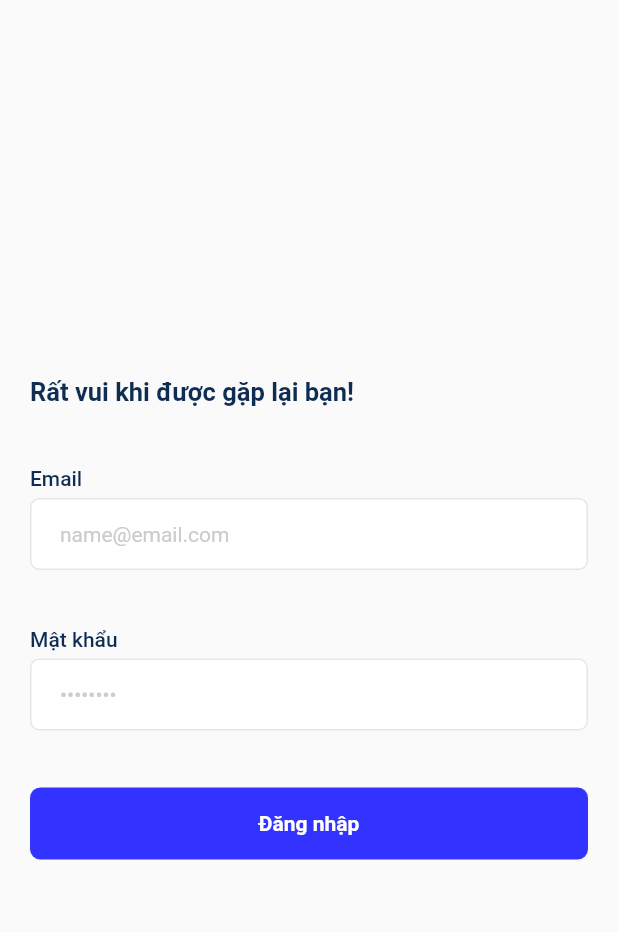
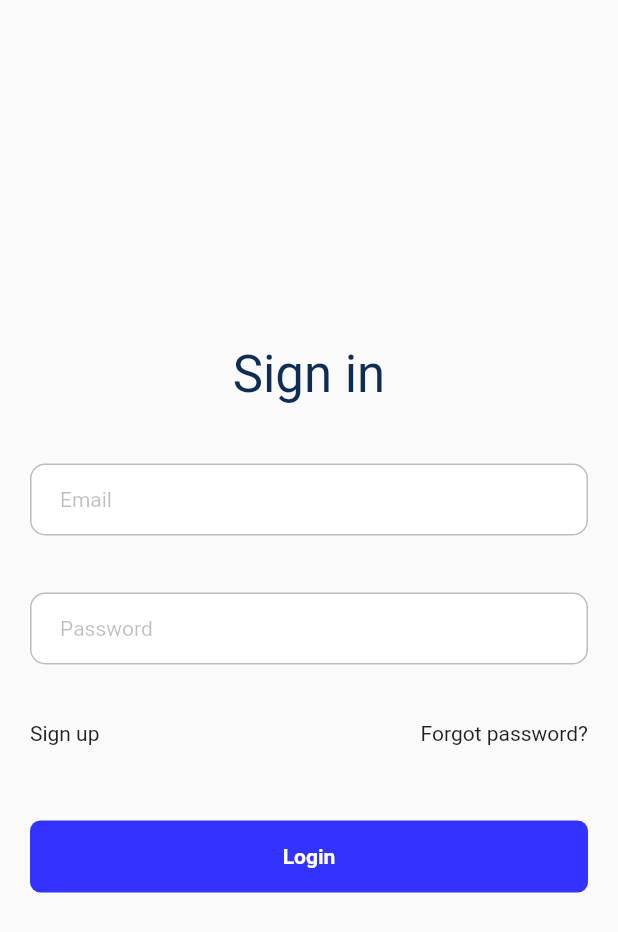
Before and after one commit to dscdut/sharinghub, a Flutter app: the screen it shows after launch, on a phone screen of 412 x 824 dp. Shown: the top 932 px of the screen. Run offline on Flutter 3.47's test engine with Material 2 defaults, Android fonts, the phone set to English and light mode, and no system bars; our stand-ins replace bloc, dio, easy_localization, equatable, flutter_bloc, get_it and 4 more; accounts and stored records are empty.

Commit message:
feat(sha-25): Mobile - Implement Login UI

```diff
--- a/mobile/lib/common/constants/endpoints.dart
+++ b/mobile/lib/common/constants/endpoints.dart
@@ -3,5 +3,5 @@ import 'package:mobile/flavors.dart';
 abstract class Endpoints {
   static String apiUrl = '${AppFlavor.apiBaseUrl}/api';
 
-  static String login = '$apiUrl/auth/login';
+  static String login = '$apiUrl/login';
 }
--- a/mobile/lib/common/widgets/app_rounded_button.widget.dart
+++ b/mobile/lib/common/widgets/app_rounded_button.widget.dart
@@ -3,7 +3,7 @@ import 'package:mobile/common/theme/color_styles.dart';
 import 'package:mobile/common/theme/text_styles.dart';
 import 'package:mobile/common/widgets/loading_dot.widget.dart';
 
-class AppRoundedButton extends StatefulWidget {
+class AppRoundedButton extends StatelessWidget {
   final VoidCallback onPressed;
 
   final double? width;
@@ -51,33 +51,28 @@ class AppRoundedButton extends StatefulWidget {
         super(key: key);
 
   @override
-  State<AppRoundedButton> createState() => _AppRoundedButtonState();
-}
-
-class _AppRoundedButtonState extends State<AppRoundedButton> {
-  @override
   Widget build(BuildContext context) {
     return SizedBox(
-      width: widget.width,
-      height: widget.height,
+      width: width,
+      height: height,
       child: Theme(
         data: ThemeData(
           elevatedButtonTheme: ElevatedButtonThemeData(
             style: ButtonStyle(
               overlayColor: MaterialStateProperty.all<Color>(
-                widget.isDisable
-                    ? widget.disableBackgroundColor
-                    : widget.backgroundColor,
+                isDisable
+                    ? disableBackgroundColor
+                    : backgroundColor,
               ),
               foregroundColor: MaterialStateProperty.all<Color>(
-                widget.isDisable
-                    ? widget.disableBackgroundColor
-                    : widget.backgroundColor,
+                isDisable
+                    ? disableBackgroundColor
+                    : backgroundColor,
               ),
               backgroundColor: MaterialStateProperty.all<Color>(
-                widget.isDisable
-                    ? widget.disableBackgroundColor
-                    : widget.backgroundColor,
+                isDisable
+                    ? disableBackgroundColor
+                    : backgroundColor,
               ),
               elevation: MaterialStateProperty.resolveWith<double>(
                 (Set<MaterialState> states) {
@@ -85,7 +80,7 @@ class _AppRoundedButtonState extends State<AppRoundedButton> {
                     return 0;
                   }
 
-                  return widget.elevation;
+                  return elevation;
                 },
               ),
             ),
@@ -93,48 +88,48 @@ class _AppRoundedButtonState extends State<AppRoundedButton> {
         ),
         child: ElevatedButton(
           onPressed:
-              (widget.isLoading || widget.isDisable) ? null : widget.onPressed,
+              (isLoading || isDisable) ? null : onPressed,
           style: ElevatedButton.styleFrom(
             shape: RoundedRectangleBorder(
-              borderRadius: BorderRadius.circular(widget.borderRadius),
-              side: widget.borderSide ?? BorderSide.none,
+              borderRadius: BorderRadius.circular(borderRadius),
+              side: borderSide ?? BorderSide.none,
             ),
-            shadowColor: widget.shadowColor,
+            shadowColor: shadowColor,
             splashFactory: NoSplash.splashFactory,
             tapTargetSize: MaterialTapTargetSize.shrinkWrap,
-            disabledBackgroundColor: widget.disableBackgroundColor,
-            disabledForegroundColor: widget.disableBackgroundColor,
+            disabledBackgroundColor: disableBackgroundColor,
+            disabledForegroundColor: disableBackgroundColor,
             enableFeedback: false,
           ),
-          child: widget.isLoading
+          child: isLoading
               ? const LoadingDot()
-              : (widget.child ??
+              : (child ??
                   FittedBox(
                     child: Row(
                       mainAxisAlignment: MainAxisAlignment.center,
                       children: [
-                        if (widget.prefixIcon != null)
+                        if (prefixIcon != null)
                           Row(
                             children: [
-                              widget.prefixIcon!,
+                              prefixIcon!,
                               const SizedBox(
                                 width: 15,
                               ),
                             ],
                           ),
                         Text(
-                          widget.content,
-                          style: widget.textStyle,
+                          content,
+                          style: textStyle,
                           maxLines: 1,
                           overflow: TextOverflow.ellipsis,
                         ),
-                        if (widget.suffixIcon != null)
+                        if (suffixIcon != null)
                           Row(
                             children: [
                               const SizedBox(
                                 width: 15,
                               ),
-                              widget.suffixIcon!
+                              suffixIcon!
                             ],
                           ),
                       ],
--- a/mobile/lib/data/dtos/auth.dto.dart
+++ b/mobile/lib/data/dtos/auth.dto.dart
@@ -1,4 +1,3 @@
-import 'package:mobile/common/constants/hive_keys.dart';
 import 'package:mobile/data/models/user.model.dart';
 import 'package:json_annotation/json_annotation.dart';
 
@@ -6,16 +5,20 @@ part 'auth.dto.g.dart';
 
 @JsonSerializable(createToJson: false)
 class LoginResponseDTO {
-  final UserModel user;
-  final String accessToken;
-  final String refreshToken;
-  final String expiresIn;
+  // final UserModel user;
+  final String email;
+  final String password;
+  // final String accessToken;
+  // final String refreshToken;
+  // final String expiresIn;
 
   LoginResponseDTO({
-    required this.user,
-    required this.accessToken,
-    required this.refreshToken,
-    required this.expiresIn,
+    // required this.user,
+    required this.email,
+    required this.password,
+    // required this.accessToken,
+    // required this.refreshToken,
+    // required this.expiresIn,
   });
 
   factory LoginResponseDTO.fromJson(Map<String, dynamic> json) =>
@@ -35,28 +38,28 @@ class AuthenticationDTO {
   Map<String, dynamic> toJson() => _$AuthenticationDTOToJson(this);
 }
 
-@JsonSerializable()
-class RefreshTokenDTO {
-  final String accessToken;
-  final String refreshToken;
-  final String expiresIn;
+// @JsonSerializable()
+// class RefreshTokenDTO {
+//   final String accessToken;
+//   final String refreshToken;
+//   final String expiresIn;
 
-  RefreshTokenDTO({
-    required this.accessToken,
-    required this.refreshToken,
-    required this.expiresIn,
-  });
+//   RefreshTokenDTO({
+//     required this.accessToken,
+//     required this.refreshToken,
+//     required this.expiresIn,
+//   });
 
-  factory RefreshTokenDTO.fromJson(Map<String, dynamic> json) =>
-      _$RefreshTokenDTOFromJson(json);
+//   factory RefreshTokenDTO.fromJson(Map<String, dynamic> json) =>
+//       _$RefreshTokenDTOFromJson(json);
 
-  Map<String, dynamic> toJson() => _$RefreshTokenDTOToJson(this);
+//   Map<String, dynamic> toJson() => _$RefreshTokenDTOToJson(this);
 
-  Map<String, String> toLocalJson() {
-    return {
-      HiveKeys.accessToken: accessToken,
-      HiveKeys.refreshToken: refreshToken,
-      HiveKeys.expiresIn: expiresIn,
-    };
-  }
-}
+//   Map<String, String> toLocalJson() {
+//     return {
+//       HiveKeys.accessToken: accessToken,
+//       HiveKeys.refreshToken: refreshToken,
+//       HiveKeys.expiresIn: expiresIn,
+//     };
+//   }
+// }
--- a/mobile/lib/data/models/user.model.dart
+++ b/mobile/lib/data/models/user.model.dart
@@ -5,9 +5,11 @@ part 'user.model.g.dart';
 @JsonSerializable(createToJson: false)
 class UserModel {
   final String email;
+  final String fullName;
 
   UserModel({
     required this.email,
+    required this.fullName,
   });
 
   factory UserModel.fromJson(Map<String, dynamic> json) =>
--- a/mobile/lib/flavors.dart
+++ b/mobile/lib/flavors.dart
@@ -25,7 +25,7 @@ class AppFlavor {
   static String get apiBaseUrl {
     switch (appFlavor) {
       case Flavor.DEV:
-        return 'dev.smartfoodcooking.com';
+        return 'https://63f1fdebaab7d09125ff7117.mockapi.io';
       case Flavor.QA:
         return 'QA';
       case Flavor.STAGING:
--- a/mobile/lib/main_app.dart
+++ b/mobile/lib/main_app.dart
@@ -69,8 +69,8 @@ Future<void> mainApp(Flavor flavor) async {
         Locale('vi', 'VN'),
       ],
       path: 'assets/locales',
-      fallbackLocale: const Locale('vi', 'VN'),
-      startLocale: const Locale('vi', 'VN'),
+      fallbackLocale: const Locale('en', 'US'),
+      // startLocale: const Locale('vi', 'VN'),
       useOnlyLangCode: true,
       assetLoader: const CodegenLoader(),
       child: const MyApp(),
--- a/mobile/lib/modules/auth/bloc/auth/auth.bloc.dart
+++ b/mobile/lib/modules/auth/bloc/auth/auth.bloc.dart
@@ -2,15 +2,13 @@ import 'package:bloc/bloc.dart';
 import 'package:equatable/equatable.dart';
 import 'package:mobile/common/constants/hive_keys.dart';
 import 'package:mobile/common/helpers/hive/hive.helper.dart';
-import 'package:mobile/data/dtos/auth.dto.dart';
-import 'package:mobile/data/models/user.model.dart';
 part 'auth.event.dart';
 part 'auth.state.dart';
 
 class AuthBloc extends Bloc<AuthEvent, AuthState> {
   AuthBloc() : super(const AuthState.unknown()) {
     on<AuthSetUser>(_onSetUser);
-    on<AuthSetTokens>(_onSetTokens);
+    // on<AuthSetTokens>(_onSetTokens);
     on<AuthGetUserInfo>(_onGetUserInfo);
   }
 
@@ -26,29 +24,30 @@ class AuthBloc extends Bloc<AuthEvent, AuthState> {
     if (accessToken == null) {
       emitter(const AuthState.unauthenticated());
     } else {
-      emitter(AuthState.authenticated(UserModel(email: '')));
+      emitter(const AuthState.authenticated(email: '', password: ''));
     }
   }
 
   void _onSetUser(AuthSetUser event, Emitter<AuthState> emitter) {
-    if (event.currentUser == null) {
+    if (event.currentEmail == null || event.password == null) {
       emitter(const AuthState.unauthenticated());
     } else {
-      emitter(AuthState.authenticated(event.currentUser!));
+      emitter(AuthState.authenticated(
+          email: event.currentEmail!, password: event.password!));
     }
   }
 
-  Future<void> _onSetTokens(
-    AuthSetTokens event,
-    Emitter<AuthState> emitter,
-  ) async {
-    if (event.refreshToken == null) {
-      await HiveHelper.clear(boxName: HiveKeys.authBox);
-    } else {
-      await HiveHelper.putAll(
-        boxName: HiveKeys.authBox,
-        value: event.refreshToken!.toLocalJson(),
-      );
-    }
-  }
+  // Future<void> _onSetTokens(
+  //   AuthSetTokens event,
+  //   Emitter<AuthState> emitter,
+  // ) async {
+  //   if (event.refreshToken == null) {
+  //     await HiveHelper.clear(boxName: HiveKeys.authBox);
+  //   } else {
+  //     await HiveHelper.putAll(
+  //       boxName: HiveKeys.authBox,
+  //       value: event.refreshToken!.toLocalJson(),
+  //     );
+  //   }
+  // }
 }
--- a/mobile/lib/modules/auth/bloc/auth/auth.event.dart
+++ b/mobile/lib/modules/auth/bloc/auth/auth.event.dart
@@ -10,23 +10,31 @@ abstract class AuthEvent extends Equatable {
 class AuthGetUserInfo extends AuthEvent {}
 
 class AuthSetUser extends AuthEvent {
-  final UserModel? currentUser;
+  // final UserModel? currentUser;
+  final String? currentEmail;
+  final String? password;
 
-  const AuthSetUser({required this.currentUser});
-
-  @override
-  List<Object?> get props => [currentUser];
-}
-
-class AuthSetTokens extends AuthEvent {
-  final RefreshTokenDTO? refreshToken;
-
-  const AuthSetTokens({
-    required this.refreshToken,
+  const AuthSetUser({
+    required this.currentEmail,
+    required this.password,
   });
 
   @override
-  List<Object?> get props => [refreshToken];
+  List<Object?> get props => [
+        currentEmail,
+        password,
+      ];
 }
 
+// class AuthSetTokens extends AuthEvent {
+//   final RefreshTokenDTO? refreshToken;
+
+//   const AuthSetTokens({
+//     required this.refreshToken,
+//   });
+
+//   @override
+//   List<Object?> get props => [refreshToken];
+// }
+
 class AuthLogOut extends AuthEvent {}
--- a/mobile/lib/modules/auth/bloc/auth/auth.state.dart
+++ b/mobile/lib/modules/auth/bloc/auth/auth.state.dart
@@ -9,20 +9,32 @@ enum AuthenticationStatus {
 class AuthState extends Equatable {
   const AuthState._({
     this.status = AuthenticationStatus.unknown,
-    this.user,
+    this.email,
+    this.password,
   });
 
   const AuthState.unknown() : this._();
 
-  const AuthState.authenticated(UserModel user)
-      : this._(status: AuthenticationStatus.authenticated, user: user);
+  const AuthState.authenticated({
+    required String email,
+    required String password,
+  }) : this._(
+          status: AuthenticationStatus.authenticated,
+          email: email,
+          password: password,
+        );
 
   const AuthState.unauthenticated()
       : this._(status: AuthenticationStatus.unauthenticated);
 
   final AuthenticationStatus status;
-  final UserModel? user;
+  final String? email;
+  final String? password;
 
   @override
-  List<Object?> get props => [status, user];
+  List<Object?> get props => [
+        status,
+        email,
+        password,
+      ];
 }
--- a/mobile/lib/modules/auth/bloc/login/login.bloc.dart
+++ b/mobile/lib/modules/auth/bloc/login/login.bloc.dart
@@ -4,7 +4,6 @@ import 'package:bloc/bloc.dart';
 import 'package:dio/dio.dart';
 import 'package:easy_localization/easy_localization.dart';
 import 'package:equatable/equatable.dart';
-import 'package:flutter/material.dart';
 import 'package:mobile/data/dtos/auth.dto.dart';
 import 'package:mobile/data/repositories/user.repository.dart';
 import 'package:mobile/generated/locale_keys.g.dart';
@@ -26,28 +25,12 @@ class LoginBloc extends Bloc<LoginEvent, LoginState> {
     on<LoginButtonPressed>(_onLoginButtonPressed);
   }
 
-  final GlobalKey<FormState> formKey = GlobalKey<FormState>();
-
-  String? validateEmail(String? email) {
-    if (email == null || email.isEmpty) {
-      return LocaleKeys.validator_email_required.tr();
-    }
-
-    return null;
-  }
-
-  String? validatePassword(String? email) {
-    if (email == null || email.isEmpty) {
-      return LocaleKeys.validator_password_required.tr();
-    }
-
-    return null;
-  }
-
   Future<void> _onLoginButtonPressed(
     LoginButtonPressed event,
     Emitter<LoginState> emitter,
   ) async {
+    emitter(LoginLoading());
+
     try {
       final LoginResponseDTO loginRepsonse = await _userRepository.loginByEmail(
         AuthenticationDTO(email: event.email, password: event.password),
@@ -55,21 +38,29 @@ class LoginBloc extends Bloc<LoginEvent, LoginState> {
 
       _authBloc.add(
         AuthSetUser(
-          currentUser: loginRepsonse.user,
+          currentEmail: loginRepsonse.email,
+          password: loginRepsonse.password,
         ),
       );
 
-      _authBloc.add(
-        AuthSetTokens(
-          refreshToken: RefreshTokenDTO(
-            accessToken: loginRepsonse.accessToken,
-            refreshToken: loginRepsonse.refreshToken,
-            expiresIn: loginRepsonse.expiresIn,
-          ),
+      log(loginRepsonse.toString());
+
+      // _authBloc.add(
+      //   AuthSetTokens(
+      //     refreshToken: RefreshTokenDTO(
+      //       accessToken: loginRepsonse.accessToken,
+      //       refreshToken: loginRepsonse.refreshToken,
+      //       expiresIn: loginRepsonse.expiresIn,
+      //     ),
+      //   ),
+      // );
+    } on DioError catch(error) {
+      emitter(
+        LoginNotSuccess(
+          passwordError: LocaleKeys.validator_password_error.tr(),
         ),
       );
-    } on DioError catch (err) {
-      log(err.response.toString());
+      log(error.toString());
     }
   }
 }
--- a/mobile/lib/modules/auth/bloc/login/login.state.dart
+++ b/mobile/lib/modules/auth/bloc/login/login.state.dart
@@ -10,15 +10,18 @@ abstract class LoginState extends Equatable {
   });
 
   @override
-  List<Object> get props => [];
+  List<Object?> get props => [emailError, passwordError];
 }
 
 class LoginInitial extends LoginState {}
 
-class LoginNotAllowed extends LoginState {
-  const LoginNotAllowed({super.emailError, super.passwordError});
+class LoginLoading extends LoginState {}
+
+class LoginNotSuccess extends LoginState {
+  const LoginNotSuccess({
+    super.emailError,
+    super.passwordError,
+  });
 }
 
-class LoginNotSuccess extends LoginState {
-  const LoginNotSuccess() : super(emailError: null, passwordError: null);
-}
+class LoginSuccess extends LoginState {}
--- a/mobile/lib/modules/auth/views/login.view.dart
+++ b/mobile/lib/modules/auth/views/login.view.dart
@@ -1,18 +1,18 @@
-import 'dart:developer';
-
 import 'package:easy_localization/easy_localization.dart';
 import 'package:flutter/material.dart';
 import 'package:flutter_bloc/flutter_bloc.dart';
+import 'package:go_router/go_router.dart';
 import 'package:mobile/common/theme/app_size.dart';
 import 'package:mobile/common/theme/text_styles.dart';
 import 'package:mobile/common/utils/toast.util.dart';
 import 'package:mobile/common/widgets/app_rounded_button.widget.dart';
-import 'package:mobile/common/widgets/app_text_form_field.widget.dart';
 import 'package:mobile/data/repositories/user.repository.dart';
 import 'package:mobile/di/di.dart';
 import 'package:mobile/generated/locale_keys.g.dart';
 import 'package:mobile/modules/auth/bloc/auth/auth.bloc.dart';
 import 'package:mobile/modules/auth/bloc/login/login.bloc.dart';
+import 'package:mobile/modules/auth/widgets/login_form.view.dart';
+import 'package:mobile/router/app_routes.dart';
 
 class LoginPage extends StatelessWidget {
   const LoginPage({super.key});
@@ -25,12 +25,21 @@ class LoginPage extends StatelessWidget {
         userRepository: getIt.get<UserRepository>(),
       ),
       child: BlocListener<LoginBloc, LoginState>(
+        listenWhen: (previous, current) => previous != current,
         listener: (context, state) {
           if (state is LoginNotSuccess) {
             ToastUtil.showError(
               context,
-              text: 'Đăng nhập không thành công!',
+              text: LocaleKeys.texts_error_occur.tr(),
             );
+          }
+          if (state is LoginSuccess) {
+            context.read<AuthBloc>().add(AuthGetUserInfo());
+            ToastUtil.showSuccess(
+              context,
+              text: LocaleKeys.texts_success,
+            );
+            context.go(AppRoutes.root);
           }
         },
         child: _LoginView(),
@@ -40,11 +49,23 @@ class LoginPage extends StatelessWidget {
 }
 
 class _LoginView extends StatelessWidget {
-  final TextEditingController emailEditingController = TextEditingController();
-  final TextEditingController passwordEditingController =
+  final GlobalKey<FormState> _formKey = GlobalKey<FormState>();
+  final TextEditingController _emailEditingController = TextEditingController();
+  final TextEditingController _passwordEditingController =
       TextEditingController();
 
   _LoginView();
+
+  void _onLoginButtonPressed(BuildContext context) {
+    if (_formKey.currentState!.validate()) {
+      context.read<LoginBloc>().add(
+            LoginButtonPressed(
+              email: _emailEditingController.text,
+              password: _passwordEditingController.text,
+            ),
+          );
+    }
+  }
 
   @override
   Widget build(BuildContext context) {
@@ -56,57 +77,44 @@ class _LoginView extends StatelessWidget {
               margin: const EdgeInsets.symmetric(
                 horizontal: AppSize.horizontalSpace,
               ),
-              child: BlocBuilder<LoginBloc, LoginState>(
-                builder: (context, state) {
-                  return Form(
-                    key: context.read<LoginBloc>().formKey,
               child: Column(
                 crossAxisAlignment: CrossAxisAlignment.start,
                 children: [
-                        Text(
-                          LocaleKeys.login_welcome_back.tr(),
-                          style: TextStyles.s17BoldText,
+                  Align(
+                    child: Text(
+                      LocaleKeys.auth_sign_in.tr(),
+                      style: TextStyles.regularText.copyWith(fontSize: 34),
+                    ),
                   ),
                   const SizedBox(height: 40),
-                        AppTextFormField(
-                          validator: context.read<LoginBloc>().validateEmail,
-                          textController: emailEditingController,
-                          labelText: LocaleKeys.texts_email_address.tr(),
-                          keyboardType: TextInputType.emailAddress,
-                          errorText: state.emailError,
-                          hintText: 'name@email.com',
-                          onChanged: (value) {},
+                  LoginForm(
+                    formKey: _formKey,
+                    emailEditingController: _emailEditingController,
+                    passwordEditingController: _passwordEditingController,
                   ),
-                        const SizedBox(height: 15),
-                        AppTextFormField(
-                          //   focusNode: controller.passwordFocusNode,
-                          textController: passwordEditingController,
-                          labelText: LocaleKeys.texts_password.tr(),
-                          keyboardType: TextInputType.text,
-                          errorText: state.passwordError,
-                          isObscure: true,
-                          hintText: '••••••••',
-                          onChanged: (value) {},
+                  Row(
+                    mainAxisAlignment: MainAxisAlignment.spaceBetween,
+                    children: [
+                      Text(
+                        LocaleKeys.auth_sign_up.tr(),
                       ),
-                        const SizedBox(height: 15),
-                        AppRoundedButton(
-                          onPressed: () async {
-                            log(emailEditingController.text);
-
-                            context.read<LoginBloc>().add(
-                                  LoginButtonPressed(
-                                    email: emailEditingController.text,
-                                    password: passwordEditingController.text,
+                      Text(LocaleKeys.auth_forgot_password.tr())
+                    ],
                   ),
+                  const SizedBox(height: 50),
+                  BlocBuilder<LoginBloc, LoginState>(
+                    builder: (context, state) {
+                      return AppRoundedButton(
+                        onPressed: () {
+                          _onLoginButtonPressed(context);
+                        },
+                        content: LocaleKeys.auth_login.tr(),
+                        width: double.infinity,
+                        isLoading: state is LoginLoading,
                       );
                     },
-                          content: LocaleKeys.login_sign_in.tr(),
-                          width: double.infinity,
                   ),
                 ],
-                    ),
-                  );
-                },
               ),
             ),
           ),
--- /dev/null
+++ b/mobile/lib/modules/auth/widgets/login_form.view.dart
@@ -0,0 +1,84 @@
+import 'package:easy_localization/easy_localization.dart';
+import 'package:flutter/material.dart';
+import 'package:flutter_bloc/flutter_bloc.dart';
+import 'package:mobile/common/widgets/app_text_form_field.widget.dart';
+import 'package:mobile/generated/locale_keys.g.dart';
+import 'package:mobile/modules/auth/auth.dart';
+
+class LoginForm extends StatelessWidget {
+  final GlobalKey<FormState> formKey;
+
+  final TextEditingController emailEditingController;
+
+  final TextEditingController passwordEditingController;
+
+  const LoginForm({
+    super.key,
+    required this.formKey,
+    required this.emailEditingController,
+    required this.passwordEditingController,
+  });
+
+  String? _validateEmail(String? value) {
+    if (value != null) {
+      final bool emailValid = RegExp(
+        r"^[a-zA-Z0-9.a-zA-Z0-9.!#$%&'*+-/=?^_`{|}~]+@[a-zA-Z0-9]+\.[a-zA-Z]+",
+      ).hasMatch(value);
+
+      if (!emailValid) {
+        return LocaleKeys.validator_email_error.tr();
+      }
+    } else {
+      return LocaleKeys.validator_email_required.tr();
+    }
+    return null;
+  }
+
+  String? _validatePassword(String? value) {
+    if (value != null) {
+      if (value.length < 8) {
+        return LocaleKeys.validator_password_length.tr();
+      }
+    } else {
+      return LocaleKeys.validator_password_required.tr();
+    }
+    return null;
+  }
+
+  @override
+  Widget build(BuildContext context) {
+    return Form(
+      key: formKey,
+      child: Column(
+        crossAxisAlignment: CrossAxisAlignment.start,
+        children: [
+          AppTextFormField(
+            validator: _validateEmail,
+            textController: emailEditingController,
+            borderRadius: 10,
+            borderColor: Colors.black26,
+            keyboardType: TextInputType.emailAddress,
+            hintText: LocaleKeys.auth_email.tr(),
+            hintColor: Colors.black26,
+          ),
+          const SizedBox(height: 15),
+          BlocBuilder<LoginBloc, LoginState>(
+            builder: (_, state) => AppTextFormField(
+              //   focusNode: controller.passwordFocusNode,
+              validator: _validatePassword,
+              textController: passwordEditingController,
+              borderRadius: 10,
+              borderColor: Colors.black26,
+              keyboardType: TextInputType.text,
+              errorText: state.passwordError,
+              isObscure: true,
+              hintText: LocaleKeys.auth_password.tr(),
+              hintColor: Colors.black26,
+            ),
+          ),
+          const SizedBox(height: 15),
+        ],
+      ),
+    );
+  }
+}
--- a/mobile/lib/modules/splash/bloc/splash.bloc.dart
+++ b/mobile/lib/modules/splash/bloc/splash.bloc.dart
@@ -17,7 +17,7 @@ class SplashBloc extends Bloc<SplashEvent, SplashState> {
 
   Future<void> _onSplashStarted(
     SplashStarted event,
-    Emitter<SplashState> emiiter,
+    Emitter<SplashState> emitter,
   ) async {
     await Future.delayed(const Duration(milliseconds: 600));
 
```
Also changed, not shown: mobile/assets/locales/en.json (+11 -3 lines), mobile/assets/locales/vi.json (+11 -3 lines), mobile/lib/common/helpers/dio/dio_interceptor.dart (+41 -45 lines), mobile/lib/data/datasources/user.datasource.dart (+6 -5 lines), mobile/lib/data/dtos/auth.dto.g.dart, mobile/lib/data/models/user.model.g.dart, mobile/lib/generated/codegen_loader.g.dart, mobile/lib/generated/locale_keys.g.dart. Lines whose indentation alone changed are shown as unchanged.
